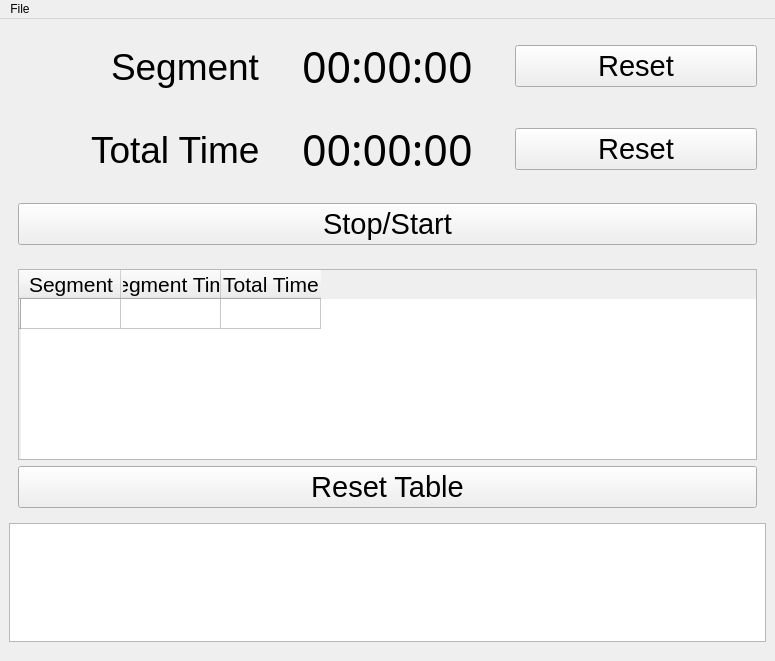
Qt form TimerQT.ui (Static-SC/Timer_QT_Designer_PyQT6) before a commit.
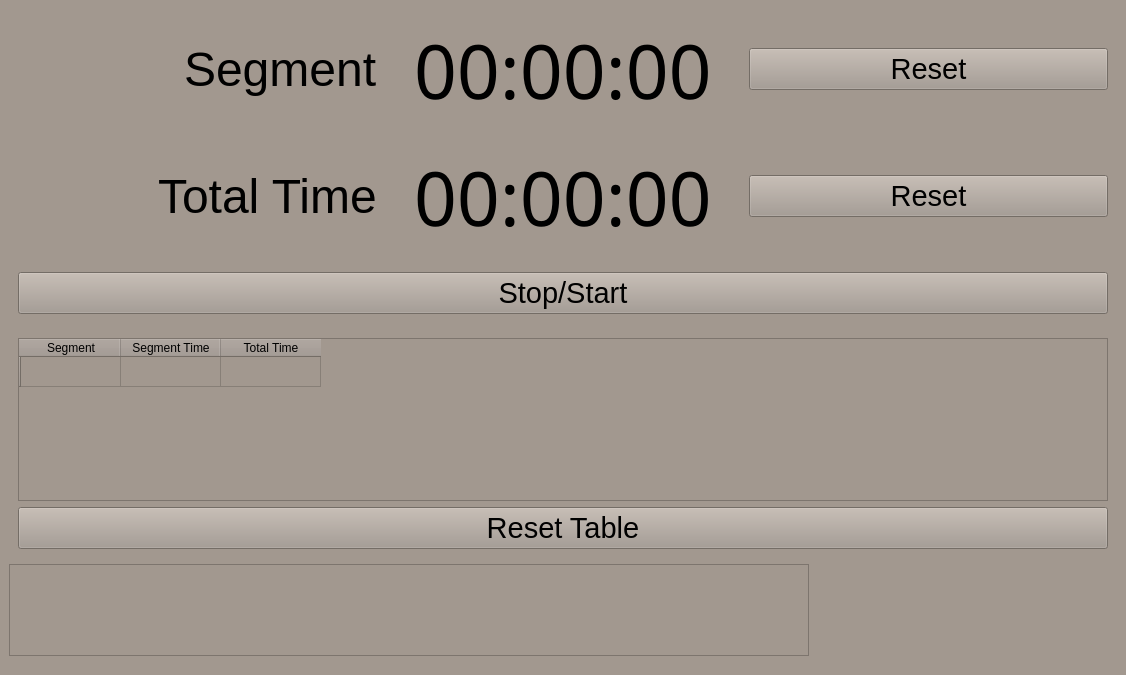
The same form after that commit.

Diff of the .ui file:
```diff
--- a/TimerQT.ui
+++ b/TimerQT.ui
@@ -6,8 +6,8 @@
    <rect>
     <x>0</x>
     <y>0</y>
-    <width>775</width>
-    <height>661</height>
+    <width>1126</width>
+    <height>675</height>
    </rect>
   </property>
   <property name="windowTitle">
@@ -18,7 +18,7 @@
   </property>
   <widget class="QWidget" name="centralwidget">
    <property name="styleSheet">
-    <string notr="true"/>
+    <string notr="true">background-color: rgb(162, 152, 143);</string>
    </property>
    <layout class="QVBoxLayout" name="verticalLayout">
     <item>
@@ -31,7 +31,7 @@
         <widget class="QLabel" name="segment_label">
          <property name="font">
           <font>
-           <pointsize>28</pointsize>
+           <pointsize>36</pointsize>
           </font>
          </property>
          <property name="text">
@@ -44,7 +44,7 @@
          <property name="font">
           <font>
            <family>Digital-7</family>
-           <pointsize>32</pointsize>
+           <pointsize>56</pointsize>
           </font>
          </property>
          <property name="text">
@@ -80,7 +80,7 @@
         <widget class="QLabel" name="total_time_Label">
          <property name="font">
           <font>
-           <pointsize>28</pointsize>
+           <pointsize>36</pointsize>
           </font>
          </property>
          <property name="text">
@@ -93,7 +93,7 @@
          <property name="font">
           <font>
            <family>Digital-7</family>
-           <pointsize>32</pointsize>
+           <pointsize>56</pointsize>
           </font>
          </property>
          <property name="text">
@@ -236,22 +236,6 @@
     </item>
    </layout>
   </widget>
-  <widget class="QMenuBar" name="menuBar">
-   <property name="geometry">
-    <rect>
-     <x>0</x>
-     <y>0</y>
-     <width>775</width>
-     <height>22</height>
-    </rect>
-   </property>
-   <widget class="QMenu" name="menuFile">
-    <property name="title">
-     <string>File</string>
-    </property>
-   </widget>
-   <addaction name="menuFile"/>
-  </widget>
  </widget>
  <resources/>
  <connections/>
```
